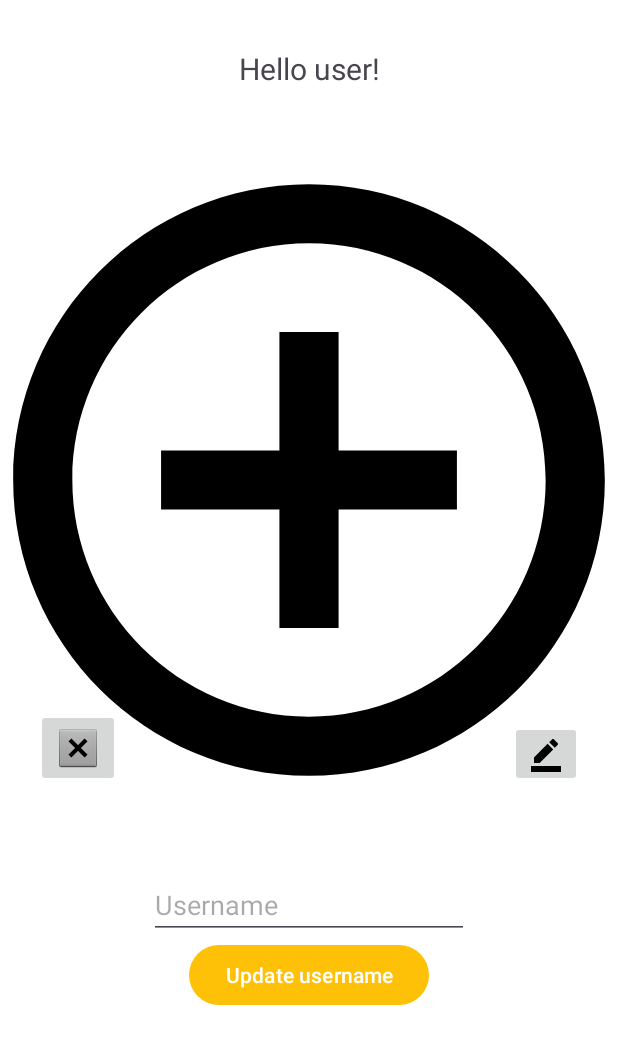
After one commit to JoshuaRueckSyntax/FirebaseWiederholung, an Android app: the UserFragment screen opened through its navigation route, on a phone screen of 412 x 824 dp. The commit adds this screen. Shown: the top 1044 px of the screen. Run offline under Robolectric (Android 15) with nearby library versions, the phone set to English and light mode, and no system bars; our stand-ins replace Firebase (no records; nobody signed in at launch, a user with empty details on screens opened directly).

Commit message:
Profiles inkl. neuem Fragment zum Ändern von Username/Profile Picture mit Firebase Storage implementiert, ästhetische Tweaks

```diff
--- a/app/build.gradle.kts
+++ b/app/build.gradle.kts
@@ -48,10 +48,13 @@ dependencies {
     implementation("androidx.constraintlayout:constraintlayout:2.1.4")
     implementation("com.google.firebase:firebase-auth:22.3.0")
     implementation("com.google.firebase:firebase-firestore:24.10.0")
+    implementation("com.google.firebase:firebase-storage:20.3.0")
     testImplementation("junit:junit:4.13.2")
     androidTestImplementation("androidx.test.ext:junit:1.1.5")
     androidTestImplementation("androidx.test.espresso:espresso-core:3.5.1")
 
     implementation("androidx.navigation:navigation-fragment-ktx:2.7.5")
     implementation("androidx.navigation:navigation-ui-ktx:2.7.5")
+
+    implementation("io.coil-kt:coil:2.5.0")
 }
--- a/app/src/main/java/com/example/firebasewiederholung/FirebaseViewModel.kt
+++ b/app/src/main/java/com/example/firebasewiederholung/FirebaseViewModel.kt
@@ -1,14 +1,17 @@
 package com.example.firebasewiederholung
 
+import android.net.Uri
 import android.util.Log
 import androidx.lifecycle.LiveData
 import androidx.lifecycle.MutableLiveData
 import androidx.lifecycle.ViewModel
+import com.example.firebasewiederholung.model.Profile
 import com.example.firebasewiederholung.model.TodoItem
 import com.google.firebase.auth.FirebaseAuth
+import com.google.firebase.storage.FirebaseStorage
 import com.google.firebase.auth.FirebaseUser
+import com.google.firebase.firestore.DocumentReference
 import com.google.firebase.firestore.FirebaseFirestore
-
 
 class FirebaseViewModel: ViewModel() {
 
@@ -22,10 +25,23 @@ class FirebaseViewModel: ViewModel() {
     val currentUser: LiveData<FirebaseUser?>
         get() = _currentUser
 
+    private val storage = FirebaseStorage.getInstance()
+    private val storageRef = storage.reference
+
+    lateinit var profileRef: DocumentReference
+
+    init {
+        if (firebaseAuth.currentUser != null) {
+            profileRef = fireStore.collection("profiles").document(firebaseAuth.currentUser!!.uid)
+        }
+    }
+
     fun register(email: String, password: String, callback: (Boolean) -> Unit) {
         firebaseAuth.createUserWithEmailAndPassword(email, password).addOnCompleteListener { authResult ->
             if (authResult.isSuccessful) {
                 firebaseAuth.currentUser?.sendEmailVerification()
+                profileRef = fireStore.collection("profiles").document(firebaseAuth.currentUser!!.uid)
+                profileRef.set(Profile())
                 logout()
             } else {
                 Log.e("FIREBASE", "${authResult.exception}")
@@ -39,6 +55,7 @@ class FirebaseViewModel: ViewModel() {
             if (authResult.isSuccessful) {
                 if (firebaseAuth.currentUser!!.isEmailVerified) {
                     _currentUser.value = firebaseAuth.currentUser
+                    profileRef = fireStore.collection("profiles").document(firebaseAuth.currentUser!!.uid)
                 } else {
                     Log.e("FIREBASE", "User not verified")
                     logout()
@@ -68,4 +85,29 @@ class FirebaseViewModel: ViewModel() {
         todolistRef.document(todo.id).delete()
     }
 
+    private fun setUserImage(uri: Uri) {
+        profileRef.update("profilePicture", uri.toString())
+    }
+
+    fun uploadImage(uri: Uri) {
+        val imageRef = storageRef.child("images/${firebaseAuth.currentUser!!.uid}/profilePic")
+        val uploadTask = imageRef.putFile(uri)
+
+        uploadTask.addOnCompleteListener {
+            imageRef.downloadUrl.addOnCompleteListener {
+                if (it.isSuccessful) {
+                    setUserImage(it.result)
+                }
+            }
+        }
+    }
+
+    fun emptyPicture() {
+        profileRef.update("profilePicture", "")
+    }
+
+    fun updateUsername(username: String){
+        profileRef.update("username", username)
+    }
+
 }
--- a/app/src/main/java/com/example/firebasewiederholung/adapter/TodoAdapter.kt
+++ b/app/src/main/java/com/example/firebasewiederholung/adapter/TodoAdapter.kt
@@ -3,7 +3,6 @@ package com.example.firebasewiederholung.adapter
 import android.view.LayoutInflater
 import android.view.ViewGroup
 import androidx.core.content.ContextCompat.getColor
-import androidx.core.view.isVisible
 import androidx.recyclerview.widget.RecyclerView
 import com.example.firebasewiederholung.FirebaseViewModel
 import com.example.firebasewiederholung.R
--- /dev/null
+++ b/app/src/main/java/com/example/firebasewiederholung/model/Profile.kt
@@ -0,0 +1,6 @@
+package com.example.firebasewiederholung.model
+
+data class Profile(
+    val username: String = "",
+    val profilePicture: String = ""
+)
--- a/app/src/main/java/com/example/firebasewiederholung/model/TodoItem.kt
+++ b/app/src/main/java/com/example/firebasewiederholung/model/TodoItem.kt
@@ -1,9 +1,6 @@
 package com.example.firebasewiederholung.model
 
-import com.google.firebase.Timestamp
 import com.google.firebase.firestore.DocumentId
-import com.google.firebase.firestore.FieldValue
-import java.util.Date
 
 data class TodoItem(
     @DocumentId
--- a/app/src/main/java/com/example/firebasewiederholung/ui/HomeFragment.kt
+++ b/app/src/main/java/com/example/firebasewiederholung/ui/HomeFragment.kt
@@ -12,7 +12,6 @@ import com.example.firebasewiederholung.R
 import com.example.firebasewiederholung.adapter.TodoAdapter
 import com.example.firebasewiederholung.databinding.FragmentHomeBinding
 import com.example.firebasewiederholung.model.TodoItem
-import com.google.firebase.firestore.FieldValue
 
 class HomeFragment: Fragment() {
 
@@ -62,6 +61,10 @@ class HomeFragment: Fragment() {
             }
         }
 
+        binding.ibUser.setOnClickListener {
+            findNavController().navigate(R.id.userFragment)
+        }
+
     }
 
 }
--- /dev/null
+++ b/app/src/main/java/com/example/firebasewiederholung/ui/UserFragment.kt
@@ -0,0 +1,88 @@
+package com.example.firebasewiederholung.ui
+
+import android.net.Uri
+import android.os.Bundle
+import android.view.LayoutInflater
+import android.view.View
+import android.view.ViewGroup
+import android.widget.Toast
+import androidx.activity.result.contract.ActivityResultContracts
+import androidx.fragment.app.Fragment
+import androidx.fragment.app.activityViewModels
+import androidx.navigation.fragment.findNavController
+import com.example.firebasewiederholung.FirebaseViewModel
+import com.example.firebasewiederholung.R
+import com.example.firebasewiederholung.databinding.FragmentUserBinding
+import com.example.firebasewiederholung.model.Profile
+import coil.load
+
+class UserFragment: Fragment() {
+
+    private lateinit var binding: FragmentUserBinding
+    private val viewModel: FirebaseViewModel by activityViewModels()
+
+    private val getContent = registerForActivityResult(ActivityResultContracts.GetContent()) { uri: Uri? ->
+        if (uri != null) {
+            viewModel.uploadImage(uri)
+        }
+    }
+
+    override fun onCreateView(
+        inflater: LayoutInflater,
+        container: ViewGroup?,
+        savedInstanceState: Bundle?
+    ): View {
+        binding = FragmentUserBinding.inflate(layoutInflater)
+        return binding.root
+    }
+
+    override fun onViewCreated(view: View, savedInstanceState: Bundle?) {
+        super.onViewCreated(view, savedInstanceState)
+
+        viewModel.profileRef.addSnapshotListener { value, error ->
+            if (error == null && value != null) {
+
+                val myProfile = value.toObject(Profile::class.java)
+
+                if (myProfile != null) {
+                    binding.etUsername.setText(myProfile.username)
+                    binding.ivProfilepicture.load(myProfile.profilePicture)
+
+                    if(myProfile.username != ""){
+                        binding.tvHello.text = "Hello " + myProfile.username + "!"
+                    }
+
+                    if(myProfile.profilePicture == ""){
+                        binding.ivProfilepicture.load(R.drawable.placeholder)
+                    }
+                } else {
+                    binding.etUsername.setText("")
+                }
+            }
+        }
+
+        viewModel.currentUser.observe(viewLifecycleOwner) {
+            if (it == null) {
+                findNavController().navigate(R.id.loginFragment)
+            }
+        }
+
+        binding.btUpdateuser.setOnClickListener {
+            val username = binding.etUsername.text.toString()
+
+            if(username != ""){
+                viewModel.updateUsername(username)
+                Toast.makeText(getActivity(),"Username updated", Toast.LENGTH_SHORT).show()
+            }
+        }
+
+        binding.ibEditprofile.setOnClickListener {
+            getContent.launch("image/*")
+        }
+
+        binding.ibDelprofilepic.setOnClickListener {
+            viewModel.emptyPicture()
+            Toast.makeText(getActivity(),"Profile picture removed", Toast.LENGTH_SHORT).show()
+        }
+    }
+}
--- /dev/null
+++ b/app/src/main/res/drawable/baseline_border_color_24.xml
@@ -0,0 +1,5 @@
+<vector android:height="24dp" android:tint="#000000"
+    android:viewportHeight="24" android:viewportWidth="24"
+    android:width="24dp" xmlns:android="http://schemas.android.com/apk/res/android">
+    <path android:fillColor="@android:color/white" android:pathData="M22,24H2v-4h20V24zM13.06,5.19l3.75,3.75L7.75,18H4v-3.75L13.06,5.19zM17.88,7.87l-3.75,-3.75l1.83,-1.83c0.39,-0.39 1.02,-0.39 1.41,0l2.34,2.34c0.39,0.39 0.39,1.02 0,1.41L17.88,7.87z"/>
+</vector>
--- /dev/null
+++ b/app/src/main/res/layout/fragment_user.xml
@@ -0,0 +1,75 @@
+<?xml version="1.0" encoding="utf-8"?>
+<androidx.constraintlayout.widget.ConstraintLayout xmlns:android="http://schemas.android.com/apk/res/android"
+    xmlns:app="http://schemas.android.com/apk/res-auto"
+    xmlns:tools="http://schemas.android.com/tools"
+    android:layout_width="match_parent"
+    android:layout_height="match_parent">
+
+    <ImageView
+        android:id="@+id/iv_profilepicture"
+        android:layout_width="0dp"
+        android:layout_height="0dp"
+        android:layout_marginTop="24dp"
+        android:layout_marginBottom="24dp"
+        android:scaleType="centerCrop"
+        android:src="@drawable/baseline_add_circle_outline_24"
+        app:layout_constraintBottom_toTopOf="@+id/et_username"
+        app:layout_constraintEnd_toEndOf="parent"
+        app:layout_constraintHorizontal_bias="0.501"
+        app:layout_constraintStart_toStartOf="parent"
+        app:layout_constraintTop_toBottomOf="@+id/tv_hello"
+        app:srcCompat="@drawable/placeholder" />
+
+    <ImageButton
+        android:id="@+id/ib_delprofilepic"
+        android:layout_width="wrap_content"
+        android:layout_height="wrap_content"
+        android:layout_marginStart="24dp"
+        android:layout_marginBottom="32dp"
+        android:src="@android:drawable/btn_dialog"
+        app:layout_constraintBottom_toBottomOf="@+id/iv_profilepicture"
+        app:layout_constraintStart_toStartOf="parent" />
+
+    <TextView
+        android:id="@+id/tv_hello"
+        android:layout_width="wrap_content"
+        android:layout_height="wrap_content"
+        android:layout_marginTop="32dp"
+        android:text="Hello user!"
+        android:textSize="20sp"
+        app:layout_constraintEnd_toEndOf="parent"
+        app:layout_constraintStart_toStartOf="parent"
+        app:layout_constraintTop_toTopOf="parent" />
+
+    <ImageButton
+        android:id="@+id/ib_editprofile"
+        android:layout_width="wrap_content"
+        android:layout_height="wrap_content"
+        android:layout_marginEnd="24dp"
+        android:layout_marginBottom="32dp"
+        app:layout_constraintBottom_toBottomOf="@+id/iv_profilepicture"
+        app:layout_constraintEnd_toEndOf="@+id/iv_profilepicture"
+        app:srcCompat="@drawable/baseline_border_color_24" />
+
+    <EditText
+        android:id="@+id/et_username"
+        android:layout_width="wrap_content"
+        android:layout_height="wrap_content"
+        android:ems="10"
+        android:hint="Username"
+        android:inputType="text"
+        app:layout_constraintBottom_toTopOf="@+id/bt_updateuser"
+        app:layout_constraintEnd_toEndOf="parent"
+        app:layout_constraintStart_toStartOf="parent" />
+
+    <Button
+        android:id="@+id/bt_updateuser"
+        android:layout_width="wrap_content"
+        android:layout_height="wrap_content"
+        android:layout_marginBottom="150dp"
+        android:text="Update username"
+        app:layout_constraintBottom_toBottomOf="parent"
+        app:layout_constraintEnd_toEndOf="parent"
+        app:layout_constraintStart_toStartOf="parent" />
+
+</androidx.constraintlayout.widget.ConstraintLayout>
--- a/app/src/main/res/navigation/nav_graph.xml
+++ b/app/src/main/res/navigation/nav_graph.xml
@@ -20,4 +20,8 @@
         android:id="@+id/homeFragment"
         android:name="com.example.firebasewiederholung.ui.HomeFragment"
         android:label="HomeFragment" />
+    <fragment
+        android:id="@+id/userFragment"
+        android:name="com.example.firebasewiederholung.ui.UserFragment"
+        android:label="UserFragment" />
 </navigation>
```
Also changed, not shown: app/src/main/res/drawable/placeholder.jpg (added).
